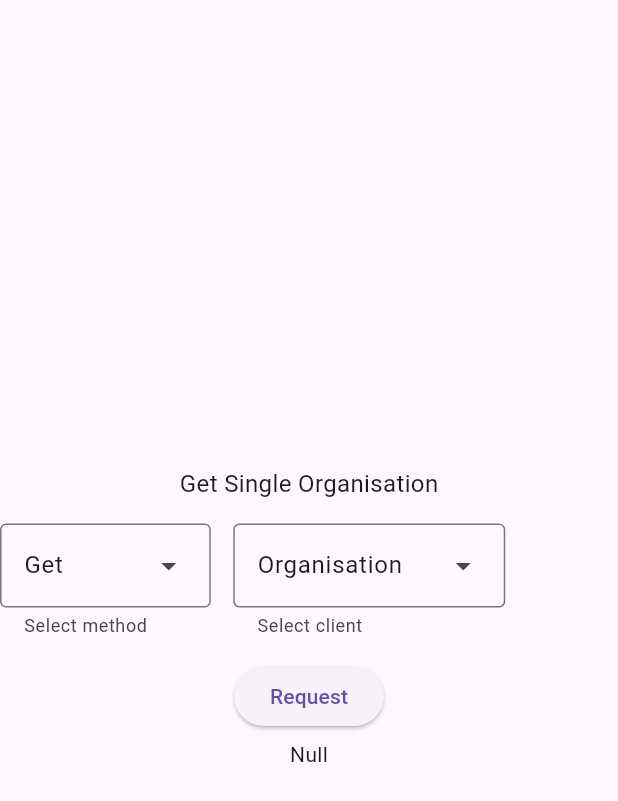
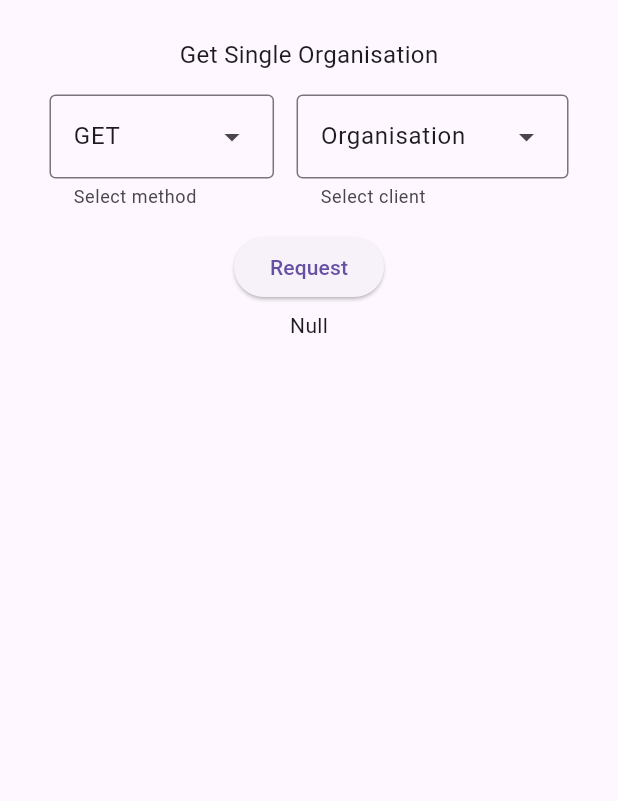
Before and after one commit to lyssnaluumu/jobhub_api_beta_v1, a Flutter app: the screen it shows after launch, on a phone screen of 412 x 824 dp. Shown: the top 801 px of the screen. Run offline on Flutter 3.47's test engine with Material 3 defaults, Android fonts, the phone set to English and light mode, and no system bars; our stand-ins replace dio, flutter_dotenv.

Commit message:
silly fixes

```diff
--- a/lib/api/models/responseModels/organisation/infoModel/info_model.dart
+++ b/lib/api/models/responseModels/organisation/infoModel/info_model.dart
@@ -1,3 +1,5 @@
+// ignore_for_file: non_constant_identifier_names
+
 import 'package:flutter/material.dart';
 import 'package:jobhub_api_beta_v1/api/models/model.dart';
 import 'package:json_annotation/json_annotation.dart';
@@ -6,12 +8,12 @@ part 'info_model.g.dart';
 
 @JsonSerializable()
 class Info implements Model {
-  Info({this.id, this.locale, this.organizationId, this.webSite});
+  Info({this.id, this.locale, this.organization_id, this.web_site});
 
   int? id;
   String? locale;
-  String? organizationId;
-  String? webSite;
+  String? organization_id;
+  String? web_site;
 
   @override
   Widget toWidget() {
@@ -21,9 +23,9 @@ class Info implements Model {
         const SizedBox(height: 5),
         Text(locale ?? 'Null'),
         const SizedBox(height: 5),
-        Text(organizationId ?? 'Null'),
+        Text(organization_id ?? 'Null'),
         const SizedBox(height: 5),
-        Text(webSite ?? 'Null'),
+        Text(web_site ?? 'Null'),
       ],
     );
   }
--- a/lib/api/models/responseModels/organisation/ownerModel/owner_model.dart
+++ b/lib/api/models/responseModels/organisation/ownerModel/owner_model.dart
@@ -10,8 +10,8 @@ class Owner implements Model {
   Owner({
     this.id,
     this.locale,
-    this.userName,
-    this.firstName,
+    this.user_name,
+    this.first_name,
     this.cellphone,
     this.email,
     this.avatar,
@@ -19,8 +19,8 @@ class Owner implements Model {
 
   int? id;
   String? locale;
-  String? userName;
-  String? firstName;
+  String? user_name;
+  String? first_name;
   String? cellphone;
   String? email;
   Avatar? avatar;
@@ -33,9 +33,9 @@ class Owner implements Model {
         const SizedBox(height: 5),
         Text(locale ?? 'Null'),
         const SizedBox(height: 5),
-        Text(userName ?? 'Null'),
+        Text(user_name ?? 'Null'),
         const SizedBox(height: 5),
-        Text(firstName ?? 'Null'),
+        Text(first_name ?? 'Null'),
         const SizedBox(height: 5),
         Text(cellphone ?? 'Null'),
         const SizedBox(height: 5),
--- a/lib/api/models/responseModels/organisation/singleOrgModel/single_org_model.dart
+++ b/lib/api/models/responseModels/organisation/singleOrgModel/single_org_model.dart
@@ -1,3 +1,5 @@
+// ignore_for_file: non_constant_identifier_names
+
 import 'package:flutter/material.dart';
 import 'package:jobhub_api_beta_v1/api/models/model.dart';
 import 'package:jobhub_api_beta_v1/api/models/responseModels/organisation/infoModel/info_model.dart';
@@ -16,8 +18,8 @@ class SingleOrgModel implements Model {
     this.description,
     this.type,
     this.owner,
-    this.createdAt,
-    this.updatedAt,
+    this.created_at,
+    this.updated_at,
     this.info,
   });
 
@@ -27,8 +29,8 @@ class SingleOrgModel implements Model {
   String? description;
   TypeModel? type;
   Owner? owner;
-  String? createdAt;
-  String? updatedAt;
+  String? created_at;
+  String? updated_at;
   Info? info;
 
   @override
@@ -47,9 +49,9 @@ class SingleOrgModel implements Model {
         const SizedBox(height: 5),
         owner?.toWidget() ?? const Text('Null'),
         const SizedBox(height: 5),
-        Text(createdAt ?? 'Null'),
+        Text(created_at ?? 'Null'),
         const SizedBox(height: 5),
-        Text(updatedAt ?? 'Null'),
+        Text(updated_at ?? 'Null'),
         const SizedBox(height: 5),
         info?.toWidget() ?? const Text('Null'),
       ],
--- a/lib/main.dart
+++ b/lib/main.dart
@@ -18,17 +18,17 @@ class MainApp extends StatefulWidget {
 }
 
 class _MainAppState extends State<MainApp> {
-  @override
-  Widget build(BuildContext context) {
-    Widget? responseModelWidget;
+  Widget responseModelWidget = const Text('Null');
 
   MethodType selectedMethodType = MethodType.get_;
   ClientType selectedClientType = ClientType.organisation;
 
+  @override
+  Widget build(BuildContext context) {
     void configureRequest({
       required ClientType cType,
       required MethodType mType,
-    }) {
+    }) async {
       switch (cType) {
         case ClientType.organisation:
           final requestModel = RequestModel(
@@ -37,7 +37,7 @@ class _MainAppState extends State<MainApp> {
             methodType: mType,
           );
           final responseModel =
-              ApiMapper.mapRequest(requestModel: requestModel);
+              await ApiMapper.mapRequest(requestModel: requestModel);
 
           // DEBUG PURPOSES
           if (responseModel is SingleOrgModel) {
@@ -78,9 +78,13 @@ class _MainAppState extends State<MainApp> {
     return MaterialApp(
       debugShowCheckedModeBanner: false,
       home: Scaffold(
-        body: Center(
+        body: Padding(
+          padding: const EdgeInsets.all(25),
           child: Center(
-            child: Column(
+            // DEBUG PURPOSES
+            child: ListView(
+              children: [
+                Column(
                   mainAxisAlignment: MainAxisAlignment.center,
                   children: [
                     const Text(
@@ -89,21 +93,25 @@ class _MainAppState extends State<MainApp> {
                     ),
                     const SizedBox(height: 15),
                     Row(
+                      mainAxisAlignment: MainAxisAlignment.center,
                       children: [
                         DropdownMenu(
                           enableSearch: false,
                           helperText: 'Select method',
-                      initialSelection: selectedMethodType, // MethodType.get_
+                          initialSelection:
+                              selectedMethodType, // MethodType.get_
                           onSelected: (type) {
                             selectedMethodType = type ?? selectedMethodType;
                           },
                           dropdownMenuEntries: const [
-                        DropdownMenuEntry(value: MethodType.get_, label: 'Get'),
                             DropdownMenuEntry(
-                            value: MethodType.post_, label: 'Post'),
-                        DropdownMenuEntry(value: MethodType.put_, label: 'Put'),
+                                value: MethodType.get_, label: 'GET'),
                             DropdownMenuEntry(
-                            value: MethodType.delete_, label: 'Delete'),
+                                value: MethodType.post_, label: 'POST'),
+                            DropdownMenuEntry(
+                                value: MethodType.put_, label: 'PUT'),
+                            DropdownMenuEntry(
+                                value: MethodType.delete_, label: 'DELETE'),
                           ],
                         ),
                         const SizedBox(width: 15),
@@ -145,7 +153,9 @@ class _MainAppState extends State<MainApp> {
                       child: const Text('Request'),
                     ),
                     const SizedBox(height: 5),
-                responseModelWidget ?? const Text('Null')
+                    responseModelWidget,
+                  ],
+                )
               ],
             ),
           ),
```
Also changed, not shown: lib/api/models/responseModels/organisation/avatarModel/avatar_model.dart (+5 -3 lines), lib/api/models/responseModels/organisation/avatarModel/avatar_model.g.dart, lib/api/models/responseModels/organisation/infoModel/info_model.g.dart, lib/api/models/responseModels/organisation/ownerModel/owner_model.g.dart, lib/api/models/responseModels/organisation/singleOrgModel/single_org_model.g.dart. Lines whose indentation alone changed are shown as unchanged.
